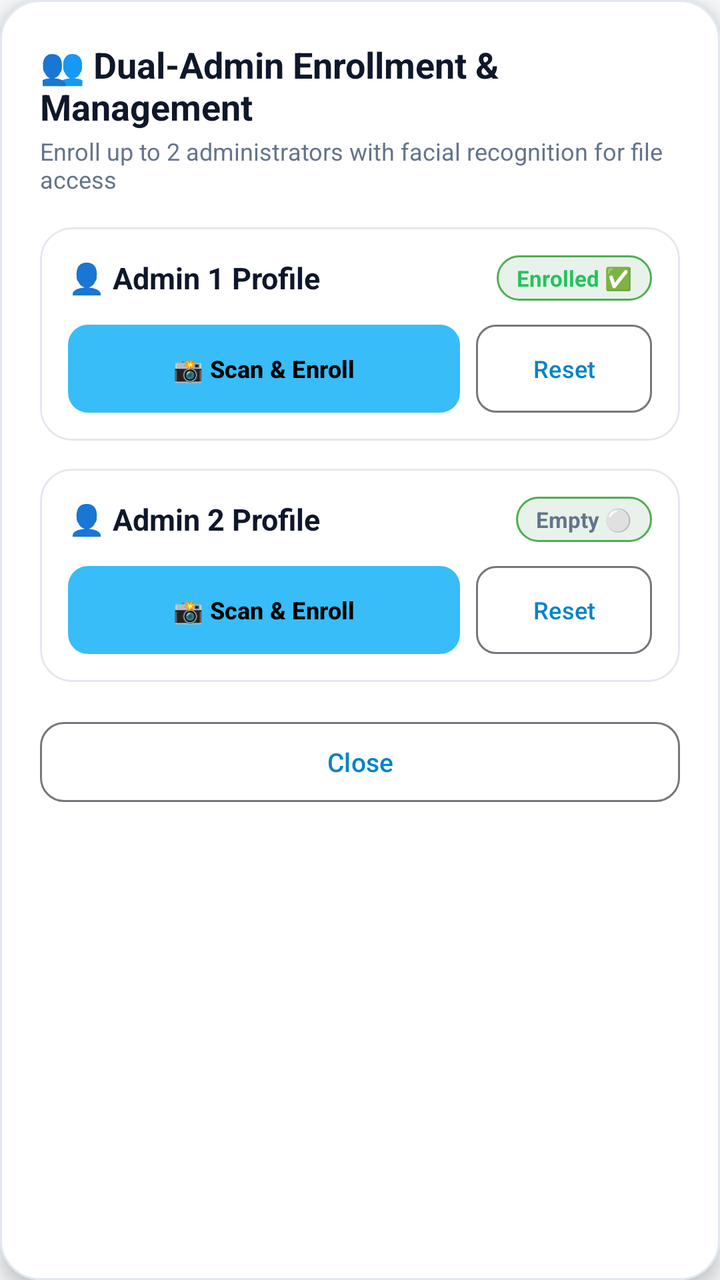
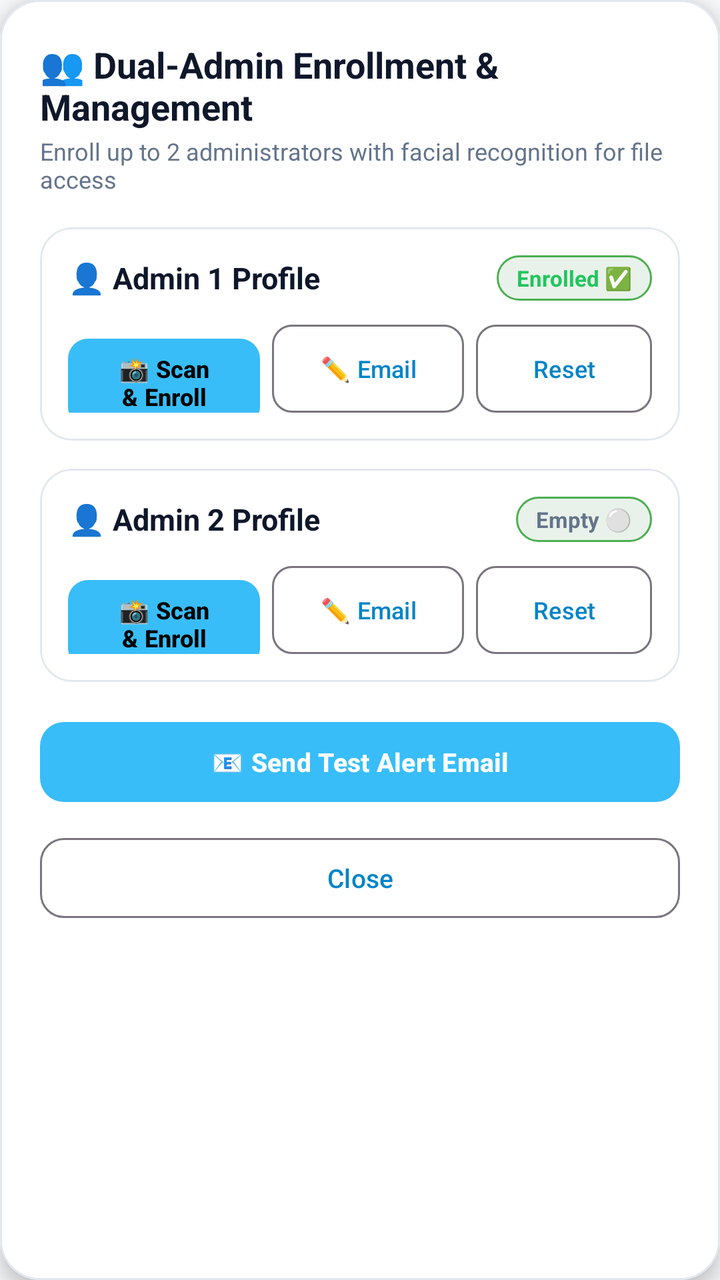

Two renders of the same Android screen: before a commit and after it. Below are the layout's source before the change and the commit's diff.
<!-- AndroidManifest.xml: application theme Theme.HoneyfileSecurity -->
<!-- res/layout/dialog_admin_management.xml -->
<?xml version="1.0" encoding="utf-8"?>
<com.google.android.material.card.MaterialCardView xmlns:android="http://schemas.android.com/apk/res/android"
    xmlns:app="http://schemas.android.com/apk/res-auto"
    android:layout_width="match_parent"
    android:layout_height="wrap_content"
    android:layout_margin="16dp"
    app:cardBackgroundColor="?attr/appCardColor"
    app:cardCornerRadius="20dp"
    app:cardElevation="6dp"
    app:strokeColor="?attr/appCardStrokeColor"
    app:strokeWidth="1dp">

    <LinearLayout
        android:layout_width="match_parent"
        android:layout_height="wrap_content"
        android:orientation="vertical"
        android:padding="20dp">

        <TextView
            android:layout_width="wrap_content"
            android:layout_height="wrap_content"
            android:text="👥 Dual-Admin Enrollment &amp; Management"
            android:textColor="?attr/appTextColorPrimary"
            android:textSize="18sp"
            android:textStyle="bold" />

        <TextView
            android:layout_width="wrap_content"
            android:layout_height="wrap_content"
            android:text="Enroll up to 2 administrators with facial recognition for file access"
            android:textColor="?attr/appTextColorSecondary"
            android:textSize="12sp"
            android:layout_marginTop="2dp"
            android:layout_marginBottom="16dp" />

        
        <com.google.android.material.card.MaterialCardView
            android:layout_width="match_parent"
            android:layout_height="wrap_content"
            android:layout_marginBottom="14dp"
            app:cardBackgroundColor="?attr/appCardColor"
            app:cardCornerRadius="16dp"
            app:cardElevation="0dp"
            app:strokeColor="?attr/appCardStrokeColor"
            app:strokeWidth="1dp">

            <LinearLayout
                android:layout_width="match_parent"
                android:layout_height="wrap_content"
                android:orientation="vertical"
                android:padding="14dp">

                <LinearLayout
                    android:layout_width="match_parent"
                    android:layout_height="wrap_content"
                    android:orientation="horizontal"
                    android:gravity="center_vertical">

                    <LinearLayout
                        android:layout_width="0dp"
                        android:layout_height="wrap_content"
                        android:layout_weight="1"
                        android:orientation="vertical">

                        <TextView
                            android:layout_width="wrap_content"
                            android:layout_height="wrap_content"
                            android:text="👤 Admin 1 Profile"
                            android:textColor="?attr/appTextColorPrimary"
                            android:textSize="15sp"
                            android:textStyle="bold" />

                        <TextView
                            android:id="@+id/tvAdmin1Email"
                            android:layout_width="wrap_content"
                            android:layout_height="wrap_content"
                            android:text="📧 No email registered"
                            android:textColor="?attr/appTextColorSecondary"
                            android:textSize="11sp"
                            android:visibility="gone"
                            android:ellipsize="end"
                            android:maxLines="1"
                            android:layout_marginTop="2dp" />

                    </LinearLayout>

                    <TextView
                        android:id="@+id/tvAdmin1Status"
                        android:layout_width="wrap_content"
                        android:layout_height="wrap_content"
                        android:text="Enrolled ✅"
                        android:textColor="@color/success_green"
                        android:textSize="11sp"
                        android:textStyle="bold"
                        android:paddingHorizontal="10dp"
                        android:paddingVertical="4dp"
                        android:background="@drawable/badge_rounded_green" />

                </LinearLayout>

                <LinearLayout
                    android:layout_width="match_parent"
                    android:layout_height="wrap_content"
                    android:orientation="horizontal"
                    android:layout_marginTop="12dp">

                    <com.google.android.material.button.MaterialButton
                        android:id="@+id/btnEnrollAdmin1"
                        android:layout_width="0dp"
                        android:layout_height="wrap_content"
                        android:minHeight="44dp"
                        android:layout_weight="1"
                        android:text="📸 Scan &amp; Enroll"
                        android:textColor="@color/black"
                        android:textSize="12sp"
                        android:textStyle="bold"
                        android:insetTop="0dp"
                        android:insetBottom="0dp"
                        app:backgroundTint="@color/primary_accent"
                        app:cornerRadius="10dp" />

                    <com.google.android.material.button.MaterialButton
                        android:id="@+id/btnClearAdmin1"
                        style="@style/Widget.Material3.Button.OutlinedButton"
                        android:layout_width="wrap_content"
                        android:layout_height="wrap_content"
                        android:minHeight="44dp"
                        android:layout_marginStart="8dp"
                        android:text="Reset"
                        android:textSize="12sp"
                        android:insetTop="0dp"
                        android:insetBottom="0dp"
                        app:cornerRadius="10dp" />

                </LinearLayout>

            </LinearLayout>
        </com.google.android.material.card.MaterialCardView>

        
        <com.google.android.material.card.MaterialCardView
            android:layout_width="match_parent"
            android:layout_height="wrap_content"
            android:layout_marginBottom="16dp"
            app:cardBackgroundColor="?attr/appCardColor"
            app:cardCornerRadius="16dp"
            app:cardElevation="0dp"
            app:strokeColor="?attr/appCardStrokeColor"
            app:strokeWidth="1dp">

            <LinearLayout
                android:layout_width="match_parent"
                android:layout_height="wrap_content"
                android:orientation="vertical"
                android:padding="14dp">

                <LinearLayout
                    android:layout_width="match_parent"
                    android:layout_height="wrap_content"
                    android:orientation="horizontal"
                    android:gravity="center_vertical">

                    <LinearLayout
                        android:layout_width="0dp"
                        android:layout_height="wrap_content"
                        android:layout_weight="1"
                        android:orientation="vertical">

                        <TextView
                            android:layout_width="wrap_content"
                            android:layout_height="wrap_content"
                            android:text="👤 Admin 2 Profile"
                            android:textColor="?attr/appTextColorPrimary"
                            android:textSize="15sp"
                            android:textStyle="bold" />

                        <TextView
                            android:id="@+id/tvAdmin2Email"
                            android:layout_width="wrap_content"
                            android:layout_height="wrap_content"
                            android:text="📧 No email registered"
                            android:textColor="?attr/appTextColorSecondary"
                            android:textSize="11sp"
                            android:visibility="gone"
                            android:ellipsize="end"
                            android:maxLines="1"
                            android:layout_marginTop="2dp" />

                    </LinearLayout>

                    <TextView
                        android:id="@+id/tvAdmin2Status"
                        android:layout_width="wrap_content"
                        android:layout_height="wrap_content"
                        android:text="Empty ⚪"
                        android:textColor="?attr/appTextColorSecondary"
                        android:textSize="11sp"
                        android:textStyle="bold"
                        android:paddingHorizontal="10dp"
                        android:paddingVertical="4dp"
                        android:background="@drawable/badge_rounded_green" />

                </LinearLayout>

                <LinearLayout
                    android:layout_width="match_parent"
                    android:layout_height="wrap_content"
                    android:orientation="horizontal"
                    android:layout_marginTop="12dp">

                    <com.google.android.material.button.MaterialButton
                        android:id="@+id/btnEnrollAdmin2"
                        android:layout_width="0dp"
                        android:layout_height="wrap_content"
                        android:minHeight="44dp"
                        android:layout_weight="1"
                        android:text="📸 Scan &amp; Enroll"
                        android:textColor="@color/black"
                        android:textSize="12sp"
                        android:textStyle="bold"
                        android:insetTop="0dp"
                        android:insetBottom="0dp"
                        app:backgroundTint="@color/primary_accent"
                        app:cornerRadius="10dp" />

                    <com.google.android.material.button.MaterialButton
                        android:id="@+id/btnClearAdmin2"
                        style="@style/Widget.Material3.Button.OutlinedButton"
                        android:layout_width="wrap_content"
                        android:layout_height="wrap_content"
                        android:minHeight="44dp"
                        android:layout_marginStart="8dp"
                        android:text="Reset"
                        android:textSize="12sp"
                        android:insetTop="0dp"
                        android:insetBottom="0dp"
                        app:cornerRadius="10dp" />

                </LinearLayout>

            </LinearLayout>
        </com.google.android.material.card.MaterialCardView>

        
        <com.google.android.material.button.MaterialButton
            android:id="@+id/btnCloseAdminMgmt"
            style="@style/Widget.Material3.Button.OutlinedButton"
            android:layout_width="match_parent"
            android:layout_height="48dp"
            android:text="Close"
            android:textSize="13sp"
            app:cornerRadius="12dp" />

    </LinearLayout>

</com.google.android.material.card.MaterialCardView>
<!-- resources referenced by this layout -->
<resources>
  <color name="black">#FF000000</color>
  <color name="primary_accent">#38BDF8</color>
  <color name="success_green">#22C55E</color>
  <!-- drawable badge_rounded_green (drawable) -->
  <?xml version="1.0" encoding="utf-8"?>
  <shape xmlns:android="http://schemas.android.com/apk/res/android"
      android:shape="rectangle">
      <solid android:color="#1A2E7D32" />
      <corners android:radius="20dp" />
      <stroke
          android:width="1dp"
          android:color="#4CAF50" />
  </shape>
  <style name="Theme.HoneyfileSecurity" parent="Theme.Material3.DayNight.NoActionBar">
          <item name="colorPrimary">@color/primary_accent_light</item>
          <item name="colorOnPrimary">@color/white</item>
          <item name="colorSecondary">@color/teal_700</item>
          <item name="android:statusBarColor">@color/light_bg</item>
          <item name="android:windowBackground">@color/light_bg</item>
  
          
          <item name="appBackgroundColor">@color/light_bg</item>
          <item name="appCardColor">@color/light_card_bg</item>
          <item name="appCardStrokeColor">@color/light_card_stroke</item>
          <item name="appTextColorPrimary">@color/light_text_primary</item>
          <item name="appTextColorSecondary">@color/light_text_secondary</item>
      </style>
  <color name="primary_accent_light">#0284C7</color>
  <color name="white">#FFFFFFFF</color>
  <color name="teal_700">#FF018786</color>
  <color name="light_bg">#F8FAFC</color>
  <color name="light_card_bg">#FFFFFF</color>
  <color name="light_card_stroke">#E2E8F0</color>
  <color name="light_text_primary">#0F172A</color>
  <color name="light_text_secondary">#64748B</color>
</resources>

<!-- the commit's change to res/layout/dialog_admin_management.xml (unified diff, before → after) -->
@@ -120,12 +120,25 @@
                         app:cornerRadius="10dp" />
 
                     <com.google.android.material.button.MaterialButton
+                        android:id="@+id/btnEditEmailAdmin1"
+                        style="@style/Widget.Material3.Button.OutlinedButton"
+                        android:layout_width="wrap_content"
+                        android:layout_height="wrap_content"
+                        android:minHeight="44dp"
+                        android:layout_marginStart="6dp"
+                        android:text="✏️ Email"
+                        android:textSize="12sp"
+                        android:insetTop="0dp"
+                        android:insetBottom="0dp"
+                        app:cornerRadius="10dp" />
+
+                    <com.google.android.material.button.MaterialButton
                         android:id="@+id/btnClearAdmin1"
                         style="@style/Widget.Material3.Button.OutlinedButton"
                         android:layout_width="wrap_content"
                         android:layout_height="wrap_content"
                         android:minHeight="44dp"
-                        android:layout_marginStart="8dp"
+                        android:layout_marginStart="6dp"
                         android:text="Reset"
                         android:textSize="12sp"
                         android:insetTop="0dp"
@@ -224,12 +237,25 @@
                         app:cornerRadius="10dp" />
 
                     <com.google.android.material.button.MaterialButton
+                        android:id="@+id/btnEditEmailAdmin2"
+                        style="@style/Widget.Material3.Button.OutlinedButton"
+                        android:layout_width="wrap_content"
+                        android:layout_height="wrap_content"
+                        android:minHeight="44dp"
+                        android:layout_marginStart="6dp"
+                        android:text="✏️ Email"
+                        android:textSize="12sp"
+                        android:insetTop="0dp"
+                        android:insetBottom="0dp"
+                        app:cornerRadius="10dp" />
+
+                    <com.google.android.material.button.MaterialButton
                         android:id="@+id/btnClearAdmin2"
                         style="@style/Widget.Material3.Button.OutlinedButton"
                         android:layout_width="wrap_content"
                         android:layout_height="wrap_content"
                         android:minHeight="44dp"
-                        android:layout_marginStart="8dp"
+                        android:layout_marginStart="6dp"
                         android:text="Reset"
                         android:textSize="12sp"
                         android:insetTop="0dp"
@@ -240,6 +266,19 @@
 
             </LinearLayout>
         </com.google.android.material.card.MaterialCardView>
+
+        
+        <com.google.android.material.button.MaterialButton
+            android:id="@+id/btnTestEmailAlert"
+            android:layout_width="match_parent"
+            android:layout_height="48dp"
+            android:text="📧 Send Test Alert Email"
+            android:textColor="@color/white"
+            android:textSize="13sp"
+            android:textStyle="bold"
+            app:backgroundTint="@color/primary_accent"
+            app:cornerRadius="12dp"
+            android:layout_marginBottom="10dp" />
 
         
         <com.google.android.material.button.MaterialButton
